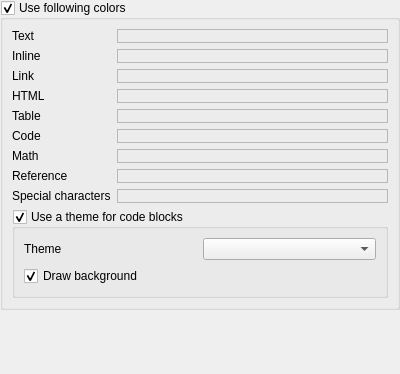
This is src/editor/colors.ui in igormironchik/markdown-tools as Qt 5 draws it before an edit. The edited form follows.
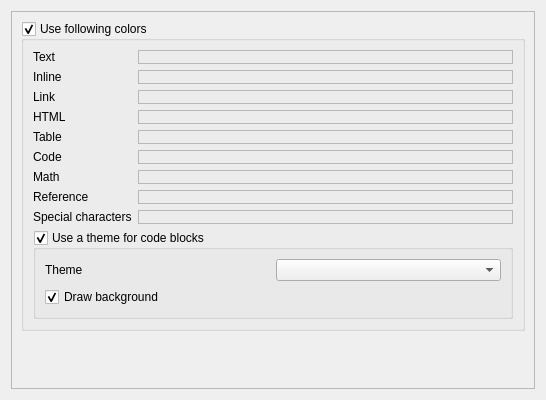
This is the edited form. Custom widgets are drawn as their Qt base class.

```diff
--- a/src/editor/colors.ui
+++ b/src/editor/colors.ui
@@ -6,28 +6,46 @@
    <rect>
     <x>0</x>
     <y>0</y>
-    <width>400</width>
-    <height>374</height>
+    <width>546</width>
+    <height>400</height>
    </rect>
   </property>
   <property name="windowTitle">
    <string>Form</string>
   </property>
+  <layout class="QVBoxLayout" name="verticalLayout_4">
+   <item>
+    <widget class="QScrollArea" name="scrollArea">
+     <property name="widgetResizable">
+      <bool>true</bool>
+     </property>
+     <property name="alignment">
+      <set>Qt::AlignmentFlag::AlignLeading|Qt::AlignmentFlag::AlignLeft|Qt::AlignmentFlag::AlignTop</set>
+     </property>
+     <widget class="QWidget" name="scrollAreaWidgetContents">
+      <property name="geometry">
+       <rect>
+        <x>0</x>
+        <y>0</y>
+        <width>534</width>
+        <height>380</height>
+       </rect>
+      </property>
+      <property name="sizePolicy">
+       <sizepolicy hsizetype="Expanding" vsizetype="Fixed">
+        <horstretch>0</horstretch>
+        <verstretch>0</verstretch>
+       </sizepolicy>
+      </property>
   <layout class="QVBoxLayout" name="verticalLayout_3">
-   <property name="leftMargin">
-    <number>0</number>
-   </property>
-   <property name="topMargin">
-    <number>0</number>
-   </property>
-   <property name="rightMargin">
-    <number>0</number>
-   </property>
-   <property name="bottomMargin">
-    <number>0</number>
-   </property>
    <item>
     <widget class="QGroupBox" name="colors">
+         <property name="sizePolicy">
+          <sizepolicy hsizetype="Expanding" vsizetype="Fixed">
+           <horstretch>0</horstretch>
+           <verstretch>0</verstretch>
+          </sizepolicy>
+         </property>
      <property name="title">
       <string>Use following colors</string>
      </property>
@@ -267,18 +285,9 @@
      </layout>
     </widget>
    </item>
-   <item>
-    <spacer name="verticalSpacer">
-     <property name="orientation">
-      <enum>Qt::Orientation::Vertical</enum>
-     </property>
-     <property name="sizeHint" stdset="0">
-      <size>
-       <width>20</width>
-       <height>25</height>
-      </size>
-     </property>
-    </spacer>
+      </layout>
+     </widget>
+    </widget>
    </item>
   </layout>
  </widget>
```
Lines whose indentation alone changed are shown as unchanged.
